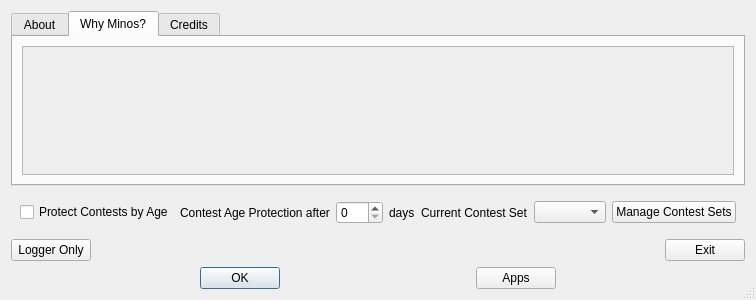
This is mqt/MqtLogger/taboutbox.ui in Rsclub22/Minos2-Mirror as Qt 5 draws it before an edit. The edited form follows.
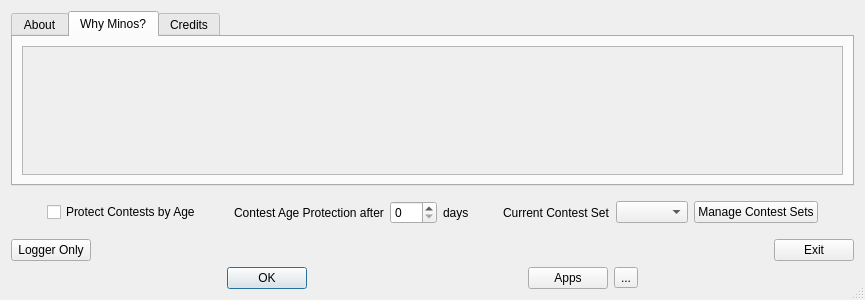
This is the edited form. The open tabs and pages were chosen to show the change.

Commit message: Add tool button for selection apps

Diff of the .ui file:
```diff
--- a/mqt/MqtLogger/taboutbox.ui
+++ b/mqt/MqtLogger/taboutbox.ui
@@ -6,7 +6,7 @@
    <rect>
     <x>0</x>
     <y>0</y>
-    <width>649</width>
+    <width>865</width>
     <height>300</height>
    </rect>
   </property>
@@ -63,8 +63,8 @@
            <rect>
             <x>0</x>
             <y>0</y>
-            <width>607</width>
-            <height>128</height>
+            <width>819</width>
+            <height>100</height>
            </rect>
           </property>
           <layout class="QVBoxLayout" name="verticalLayout_5">
@@ -307,6 +307,13 @@
        </property>
       </widget>
      </item>
+     <item>
+      <widget class="QToolButton" name="appSelectButton">
+       <property name="text">
+        <string>...</string>
+       </property>
+      </widget>
+     </item>
      <item>
       <spacer name="horizontalSpacer_4">
        <property name="orientation">
```
Left out of the diff: 4 changed lines with no effect on the pictures. The commit also changes 2 other files.
